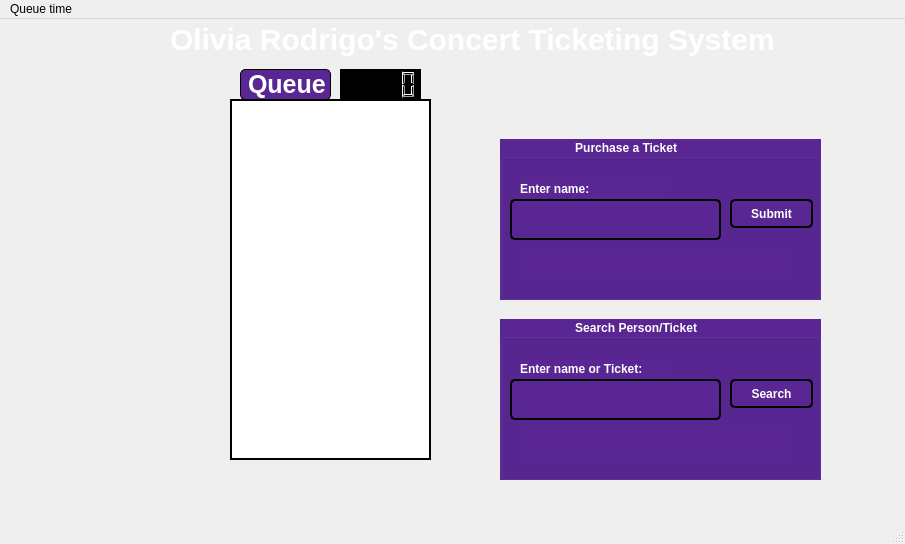
Above: mainwindow.ui from lucifron28/Ticket-Management-System-Using-Queue-Data-Structure before the change. Below: the same form after it.
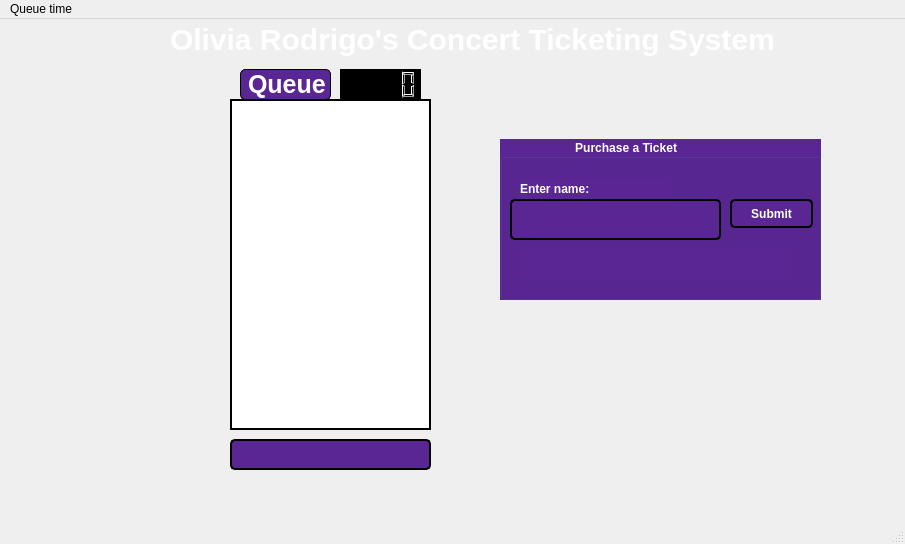
That is the form after the change. Icons and pictures are not drawn.

Diff of the .ui file:
```diff
--- a/mainwindow.ui
+++ b/mainwindow.ui
@@ -37,7 +37,7 @@
       <x>230</x>
       <y>80</y>
       <width>201</width>
-      <height>361</height>
+      <height>331</height>
      </rect>
     </property>
     <property name="styleSheet">
@@ -238,104 +238,21 @@
      <string/>
     </property>
    </widget>
-   <widget class="QGroupBox" name="groupBox_2">
+   <widget class="QLineEdit" name="lineEditSearch">
     <property name="geometry">
      <rect>
-      <x>500</x>
-      <y>300</y>
-      <width>321</width>
-      <height>161</height>
+      <x>230</x>
+      <y>420</y>
+      <width>201</width>
+      <height>31</height>
      </rect>
     </property>
     <property name="styleSheet">
-     <string notr="true">background-color: #592693;
-font-weight: bold;
-color: white;</string>
-    </property>
-    <property name="title">
-     <string>                      Search Person/Ticket</string>
-    </property>
-    <widget class="QLabel" name="nameWarning_2">
-     <property name="geometry">
-      <rect>
-       <x>20</x>
-       <y>40</y>
-       <width>151</width>
-       <height>20</height>
-      </rect>
-     </property>
-     <property name="styleSheet">
-      <string notr="true">color: white;
-font-weight: bold;</string>
-     </property>
-     <property name="text">
-      <string>Enter name or Ticket:</string>
-     </property>
-    </widget>
-    <widget class="QLabel" name="labelPersonFound">
-     <property name="geometry">
-      <rect>
-       <x>20</x>
-       <y>110</y>
-       <width>271</width>
-       <height>31</height>
-      </rect>
-     </property>
-     <property name="styleSheet">
-      <string notr="true">color: white;
-font-size: 15px;
-font-weight: bold;</string>
-     </property>
-     <property name="text">
-      <string/>
-     </property>
-    </widget>
-    <widget class="QPushButton" name="search">
-     <property name="geometry">
-      <rect>
-       <x>230</x>
-       <y>60</y>
-       <width>83</width>
-       <height>29</height>
-      </rect>
-     </property>
-     <property name="styleSheet">
-      <string notr="true">QPushButton {
-	background-color: #592693;
-	color: white;
-	font-weight: bold;
-	border: 2px solid black;
-	border-radius: 5px;
-}
-
-QPushButton::hover {
-	background-color: rgba(255, 255, 255, 0.6);
-}
-
-QPushButton::clicked {
-	background-color: rgba(0, 0, 0, 0.6);
-}</string>
-     </property>
-     <property name="text">
-      <string>Search</string>
-     </property>
-    </widget>
-    <widget class="QLineEdit" name="lineEditNameOrTicket">
-     <property name="geometry">
-      <rect>
-       <x>10</x>
-       <y>60</y>
-       <width>211</width>
-       <height>41</height>
-      </rect>
-     </property>
-     <property name="styleSheet">
-      <string notr="true">	background-color: #592693;
+     <string notr="true">	background-color: #592693;
 	color: white;
 	border: 2px solid black;
 	border-radius: 5px;</string>
-     </property>
-    </widget>
+    </property>
    </widget>
   </widget>
   <widget class="QStatusBar" name="statusbar"/>
```
